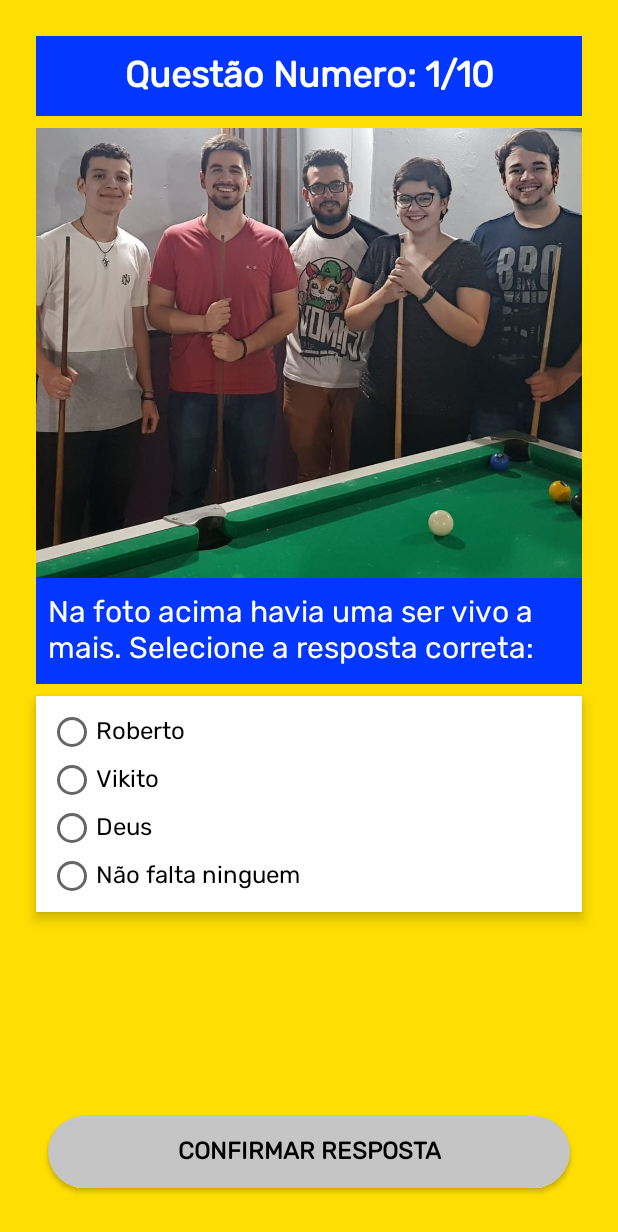
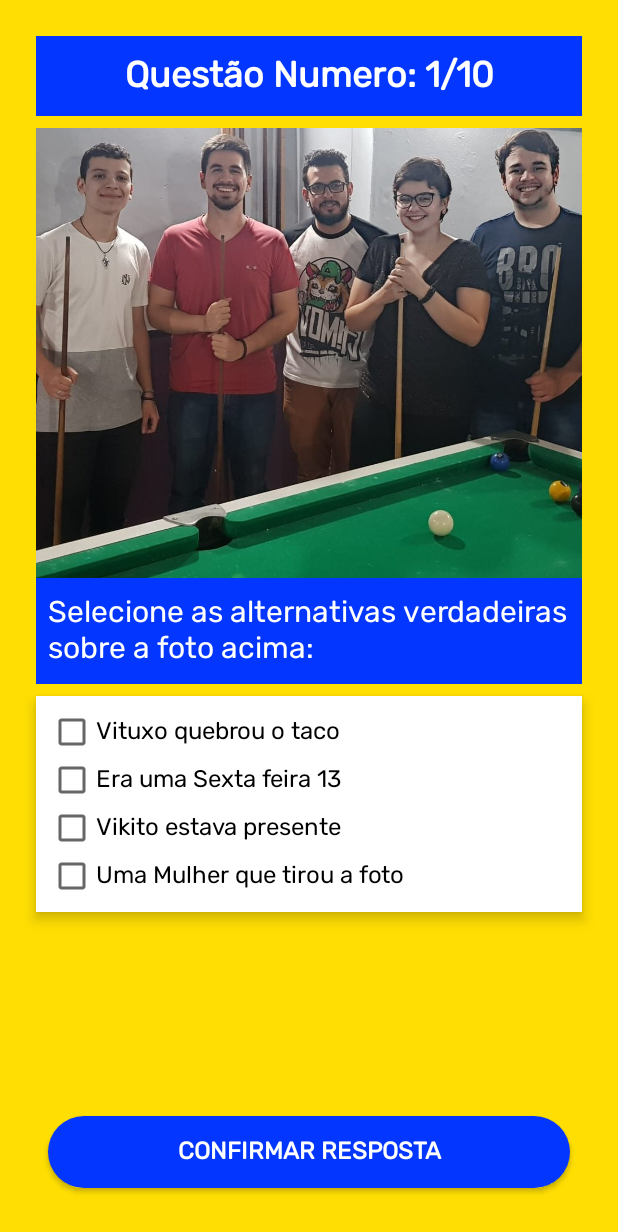
Before and after one commit to Joaomon7eiro/quiz-app, an Android app: the QuizActivity screen opened directly, with no data from a screen before it, on a phone screen of 412 x 824 dp. Shown: the top 1232 px of the screen. Run offline under Robolectric (Android 15) with nearby library versions, the phone set to English and light mode, and no system bars.

Commit message:
changed question 1 text and answers question 1 with checkboxes

```diff
--- a/app/src/main/res/layout/activity_quiz.xml
+++ b/app/src/main/res/layout/activity_quiz.xml
@@ -1,9 +1,9 @@
 <?xml version="1.0" encoding="utf-8"?>
 <android.support.constraint.ConstraintLayout xmlns:android="http://schemas.android.com/apk/res/android"
+    xmlns:app="http://schemas.android.com/apk/res-auto"
     xmlns:tools="http://schemas.android.com/tools"
     android:layout_width="match_parent"
     android:layout_height="match_parent"
-    xmlns:app="http://schemas.android.com/apk/res-auto"
     android:background="@color/colorPrimary"
     android:orientation="vertical"
     tools:context=".QuizActivity">
@@ -16,13 +16,13 @@
         android:layout_marginTop="24dp"
         android:layout_marginRight="24dp"
         android:background="@color/colorSecondary"
+        android:gravity="center"
         android:padding="8dp"
-        android:gravity="center"
-        app:layout_constraintTop_toTopOf="parent"
         android:text="@string/current_question"
         android:textColor="@android:color/white"
         android:textSize="24sp"
-        android:textStyle="bold" />
+        android:textStyle="bold"
+        app:layout_constraintTop_toTopOf="parent" />
 
     <ImageView
         android:id="@+id/question_image"
@@ -31,97 +31,105 @@
         android:layout_marginLeft="24dp"
         android:layout_marginTop="8dp"
         android:layout_marginRight="24dp"
-        app:layout_constraintTop_toBottomOf="@id/current_question"
+        android:contentDescription="@string/image_description"
         android:scaleType="centerCrop"
         android:src="@drawable/question_1"
-        android:contentDescription="@string/image_description" />
+        app:layout_constraintTop_toBottomOf="@id/current_question" />
 
     <TextView
         android:id="@+id/question_text"
         android:layout_width="match_parent"
+        android:layout_height="wrap_content"
         android:layout_marginLeft="24dp"
+        android:layout_marginRight="24dp"
+        android:background="@color/colorSecondary"
         android:padding="8dp"
+        android:text="@string/question_one"
         android:textColor="@android:color/white"
         android:textSize="20sp"
-        app:layout_constraintTop_toBottomOf="@id/question_image"
-        android:text="@string/question_one"
-        android:layout_marginRight="24dp"
-        android:background="@color/colorSecondary"
-        android:layout_height="wrap_content" />
+        app:layout_constraintTop_toBottomOf="@id/question_image" />
 
     <LinearLayout
+        android:layout_width="match_parent"
+        android:layout_height="wrap_content"
+        android:layout_marginLeft="24dp"
+        android:layout_marginTop="8dp"
+        android:layout_marginRight="24dp"
         android:background="@android:color/white"
-        android:layout_width="match_parent"
+        android:elevation="5dp"
+        android:orientation="vertical"
         android:padding="8dp"
-        android:orientation="vertical"
-        app:layout_constraintTop_toBottomOf="@id/question_text"
-        android:layout_marginLeft="24dp"
-        android:elevation="5dp"
-        android:layout_marginRight="24dp"
-        android:layout_marginTop="8dp"
-        android:layout_height="wrap_content">
+        app:layout_constraintTop_toBottomOf="@id/question_text">
 
-        <RadioGroup
+        <LinearLayout
             android:id="@+id/q1_answers"
             android:layout_width="match_parent"
-            android:layout_height="match_parent">
+            android:layout_height="match_parent"
+            android:orientation="vertical">
 
-            <RadioButton
+            <CheckBox
                 android:id="@+id/q1_answer1"
-                android:textSize="16sp"
                 android:layout_width="match_parent"
+                android:layout_height="wrap_content"
                 android:text="@string/q1_answer1"
-                android:layout_height="wrap_content" />
-            <RadioButton
+                android:textSize="16sp" />
+
+            <CheckBox
                 android:id="@+id/q1_answer2"
                 android:layout_width="match_parent"
+                android:layout_height="wrap_content"
                 android:text="@string/q1_answer2"
-                android:textSize="16sp"
-                android:layout_height="wrap_content" />
-            <RadioButton
+                android:textSize="16sp" />
+
+            <CheckBox
                 android:id="@+id/q1_answer3"
+                android:layout_width="match_parent"
+                android:layout_height="wrap_content"
                 android:text="@string/q1_answer3"
-                android:textSize="16sp"
+                android:textSize="16sp" />
+
+            <CheckBox
+                android:id="@+id/q1_answer4"
                 android:layout_width="match_parent"
-                android:layout_height="wrap_content" />
-            <RadioButton
-                android:id="@+id/q1_answer4"
+                android:layout_height="wrap_content"
                 android:text="@string/q1_answer4"
-                android:textSize="16sp"
-                android:layout_width="match_parent"
-                android:layout_height="wrap_content" />
-        </RadioGroup>
+                android:textSize="16sp" />
+
+        </LinearLayout>
 
         <RadioGroup
             android:id="@+id/q2_answers"
             android:layout_width="match_parent"
-            android:visibility="gone"
-            android:layout_height="match_parent">
+            android:layout_height="match_parent"
+            android:visibility="gone">
 
             <RadioButton
                 android:id="@+id/q2_answer1"
-                android:textSize="16sp"
                 android:layout_width="match_parent"
+                android:layout_height="wrap_content"
                 android:text="@string/q2_answer1"
-                android:layout_height="wrap_content" />
+                android:textSize="16sp" />
+
             <RadioButton
                 android:id="@+id/q2_answer2"
                 android:layout_width="match_parent"
+                android:layout_height="wrap_content"
                 android:text="@string/q2_answer2"
-                android:textSize="16sp"
-                android:layout_height="wrap_content" />
+                android:textSize="16sp" />
+
             <RadioButton
                 android:id="@+id/q2_answer3"
+                android:layout_width="match_parent"
+                android:layout_height="wrap_content"
                 android:text="@string/q2_answer3"
-                android:textSize="16sp"
-                android:layout_width="match_parent"
-                android:layout_height="wrap_content" />
+                android:textSize="16sp" />
+
             <RadioButton
                 android:id="@+id/q2_answer4"
+                android:layout_width="match_parent"
+                android:layout_height="wrap_content"
                 android:text="@string/q2_answer4"
-                android:textSize="16sp"
-                android:layout_width="match_parent"
-                android:layout_height="wrap_content" />
+                android:textSize="16sp" />
 
         </RadioGroup>
     </LinearLayout>
@@ -129,15 +137,15 @@
     <Button
         android:id="@+id/actions_button"
         android:layout_width="match_parent"
+        android:layout_height="wrap_content"
         android:layout_margin="32dp"
+        android:background="@drawable/rounded_button"
         android:text="@string/confirm"
+        android:textColor="@android:color/white"
+        android:textSize="16sp"
         android:textStyle="bold"
-        android:textSize="16sp"
-        android:textColor="@android:color/white"
-        android:background="@drawable/rounded_button"
+        app:layout_constraintBottom_toBottomOf="parent"
         app:layout_constraintLeft_toLeftOf="parent"
-        app:layout_constraintRight_toRightOf="parent"
-        app:layout_constraintBottom_toBottomOf="parent"
-        android:layout_height="wrap_content" />
+        app:layout_constraintRight_toRightOf="parent" />
 
 </android.support.constraint.ConstraintLayout>
--- a/app/src/main/res/values/strings.xml
+++ b/app/src/main/res/values/strings.xml
@@ -1,16 +1,16 @@
 <resources xmlns:xliff="urn:oasis:names:tc:xliff:document:1.2">
     <string name="app_name">SurveyApp</string>
     <string name="current_question">Questão Numero: <xliff:g id="question_number">%s</xliff:g>/10</string>
-    <string name="question_one">Na foto acima havia uma ser vivo a mais. Selecione a resposta correta:</string>
+    <string name="question_one">Selecione as alternativas verdadeiras sobre a foto acima:</string>
     <string name="question_two">No evento em que participava o Gabriel houve um incidente terrivel. Selecione a resposta correta:</string>
     <string name="confirm">confirmar resposta</string>
     <string name="next">próxima questão</string>
     <string name="result">ver resultado</string>
     <string name="image_description">Question image</string>
-    <string name="q1_answer1">Roberto</string>
-    <string name="q1_answer2">Vikito</string>
-    <string name="q1_answer3">Deus</string>
-    <string name="q1_answer4">Não falta ninguem</string>
+    <string name="q1_answer1">Vituxo quebrou o taco</string>
+    <string name="q1_answer2">Era uma Sexta feira 13</string>
+    <string name="q1_answer3">Vikito estava presente</string>
+    <string name="q1_answer4">Uma Mulher que tirou a foto</string>
     <string name="q2_answer1">Só tocou Pablo Vittar</string>
     <string name="q2_answer2">Golden Shower</string>
     <string name="q2_answer3">Tiroteio</string>
```
Also changed, not shown: app/src/main/java/com/example/surveyapp/QuizActivity.java (+30 -28 lines), app/src/main/res/layout/activity_main.xml (+4 -4 lines).
